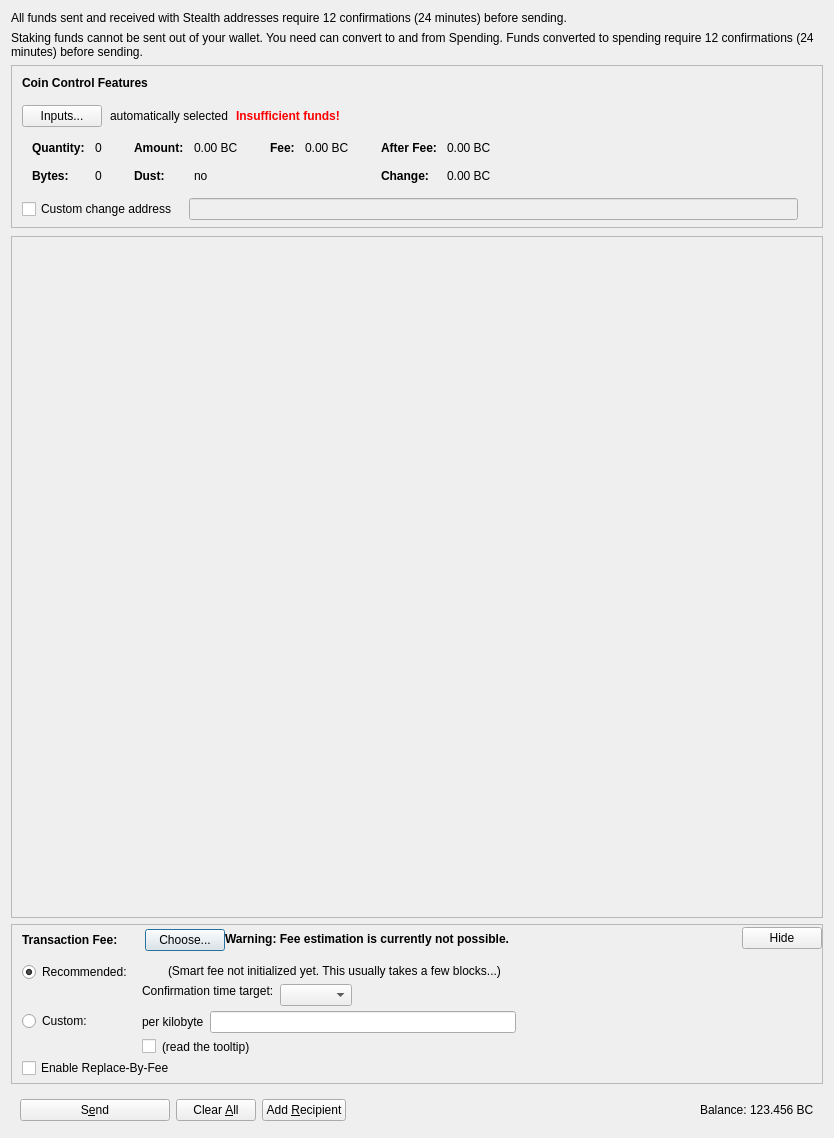
Qt form src/qt/forms/sendcoinsdialog.ui (Bitcoin-Confidential/BitcoinC-Core) before a commit.
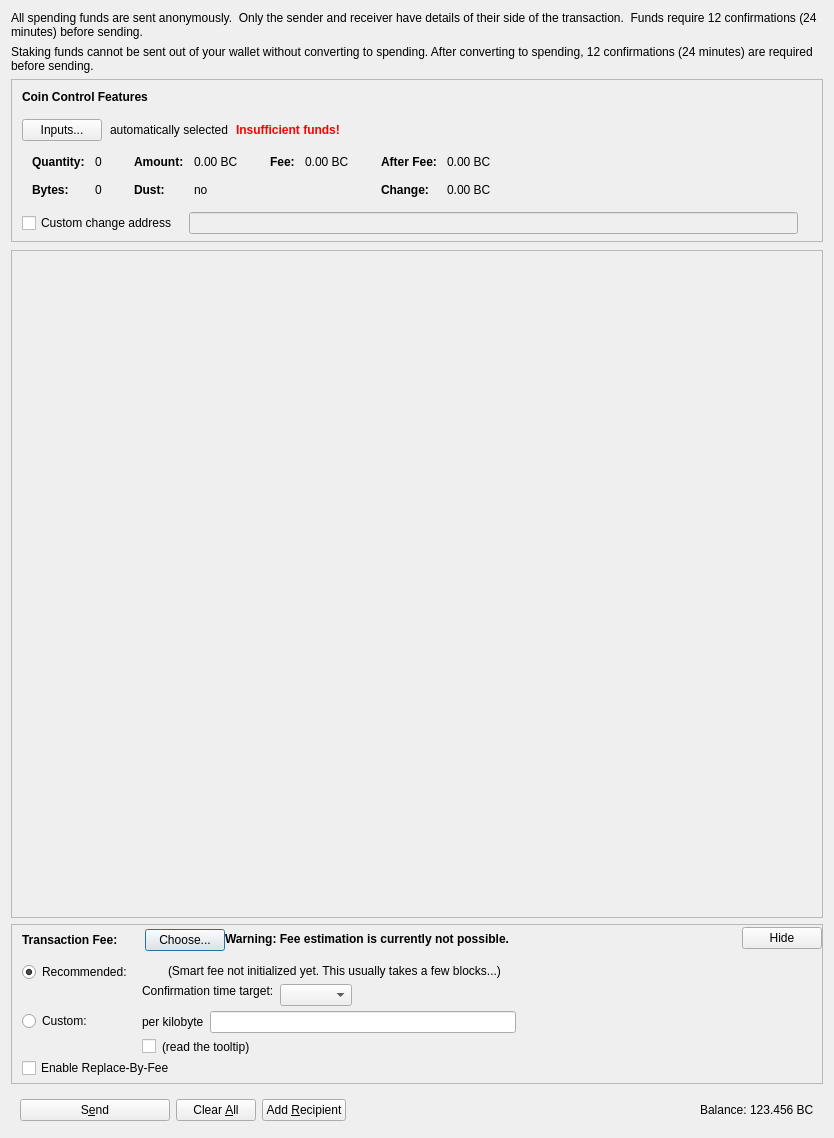
The same form after that commit. Icons and pictures are not drawn. Custom widgets are drawn as their Qt base class.

Commit message: Heading tab text update

```diff
--- a/src/qt/forms/sendcoinsdialog.ui
+++ b/src/qt/forms/sendcoinsdialog.ui
@@ -20,7 +20,7 @@
    <item>
     <widget class="QLabel" name="sendTabHeaderLabel">
      <property name="text">
-      <string>All funds sent and received with Stealth addresses require 12 confirmations (24 minutes) before sending.</string>
+      <string>All spending funds are sent anonymously.  Only the sender and receiver have details of their side of the transaction.  Funds require 12 confirmations (24 minutes) before sending.</string>
      </property>
      <property name="wordWrap">
       <bool>true</bool>
@@ -30,7 +30,7 @@
    <item>
     <widget class="QLabel" name="convertToHeaderLabel">
      <property name="text">
-      <string>Staking funds cannot be sent out of your wallet. You need can convert to and from Spending. Funds converted to spending require 12 confirmations (24 minutes) before sending.</string>
+      <string>Staking funds cannot be sent out of your wallet without converting to spending. After converting to spending, 12 confirmations (24 minutes) are required before sending.</string>
      </property>
      <property name="wordWrap">
       <bool>true</bool>
```
